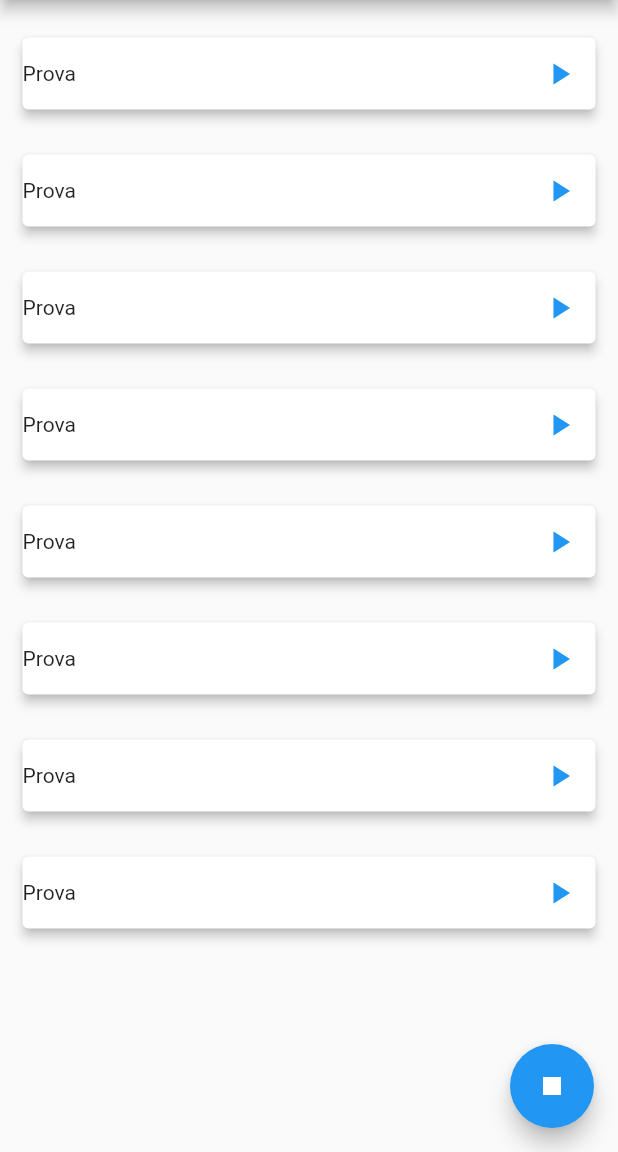
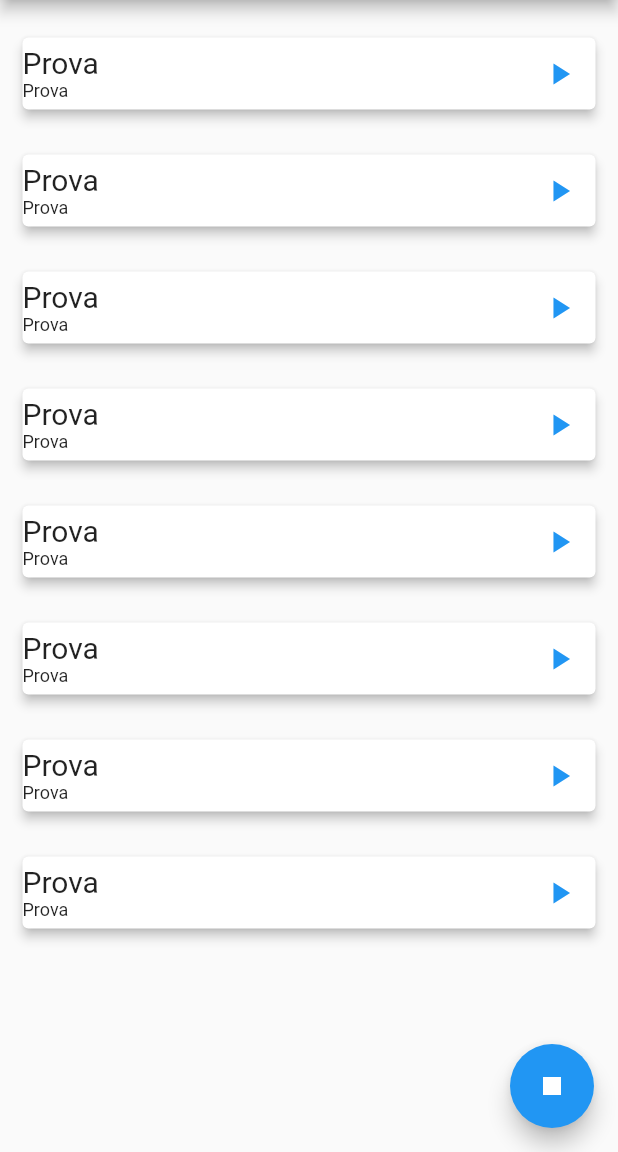
Before and after one commit to AleSpero/SuoniCani, a Flutter app: the screen it shows after launch, on a phone screen of 412 x 824 dp, the part 84-1236 px from its top. Run offline on Flutter 3.47's test engine with Material 2 defaults, Android fonts, the phone set to English and light mode, and no system bars; missing offline and left inert: audioplayer.

Commit message:
wip change icon

```diff
--- a/lib/main.dart
+++ b/lib/main.dart
@@ -3,10 +3,9 @@ import 'package:audioplayer/audioplayer.dart';
 
 void main() => runApp(new MyApp());
 
-enum PlayerState {stopped, playing, paused}
+enum PlayerState { stopped, playing, paused }
 
 class MyApp extends StatelessWidget {
-
   @override
   Widget build(BuildContext context) {
     return new MaterialApp(
@@ -26,12 +25,12 @@ class MyApp extends StatelessWidget {
     );
   }
 }
+
 AudioPlayer audioPlayer;
 final String path = "TODO";
 
 class MainView extends StatefulWidget {
   MainView({Key key, this.title}) : super(key: key);
-
 
   // This widget is the home page of your application. It is stateful, meaning
   // that it has a State object (defined below) that contains fields that affect
@@ -49,17 +48,16 @@ class MainView extends StatefulWidget {
 }
 
 class MainViewState extends State<MainView> {
-
   List<SoundItem> sounds = new List<SoundItem>();
 
   @override
-  void initState(){
+  void initState() {
     initAudioList();
     super.initState();
     initAudioPlayer();
   }
 
-  void initAudioPlayer(){
+  void initAudioPlayer() {
     audioPlayer = new AudioPlayer();
 
     audioPlayer.setErrorHandler((msg) {
@@ -71,7 +69,7 @@ class MainViewState extends State<MainView> {
     });
   }
 
-  void initAudioList(){
+  void initAudioList() {
     sounds.add(new SoundItem(description: "Prova", soundFileName: "prova"));
     sounds.add(new SoundItem(description: "Prova", soundFileName: "prova"));
     sounds.add(new SoundItem(description: "Prova", soundFileName: "prova"));
@@ -90,7 +88,6 @@ class MainViewState extends State<MainView> {
     // The Flutter framework has been optimized to make rerunning build methods
     // fast, so that you can just rebuild anything that needs updating rather
     // than having to individually change instances of widgets.
-
 
     return new Scaffold(
       appBar: new AppBar(
@@ -111,7 +108,7 @@ class MainViewState extends State<MainView> {
   }
 }
 
-class SoundItem extends StatefulWidget{
+class SoundItem extends StatefulWidget {
   final String description;
   final soundFileName; //giusto?
 
@@ -119,11 +116,10 @@ class SoundItem extends StatefulWidget{
 
   @override
   State<StatefulWidget> createState() => new SoundItemState();
-
 }
 
-class SoundItemState extends State<SoundItem>{
-
+class SoundItemState extends State<SoundItem> {
+  PlayerState playerState = PlayerState.stopped;
   IconData iconState = Icons.play_arrow;
 
   @override
@@ -132,16 +128,20 @@ class SoundItemState extends State<SoundItem>{
       margin: EdgeInsets.only(top: 20.0),
       child: new Card(
         elevation: 3.0,
-        margin: EdgeInsets.symmetric(vertical: 5.0,horizontal: 15.0),
+        margin: EdgeInsets.symmetric(vertical: 5.0, horizontal: 15.0),
         child: new Row(
           children: <Widget>[
             new Expanded(
-              child: new Text(widget.description),
+              child: new Column(
+                crossAxisAlignment: CrossAxisAlignment.start,
+                children: <Widget>[
+                  new Text(widget.description, style: new TextStyle(fontSize: 20.0)),
+                new Text("Prova", style:  new TextStyle(fontSize: 12.0))],
+              ),
             ),
             new IconButton(
                 icon: new Icon(iconState, color: Theme.of(context).primaryColor),
-              onPressed: () => manageSound(widget.soundFileName)
-          )
+                onPressed: () => manageSound(widget.soundFileName))
           ],
         ),
       ),
@@ -150,16 +150,25 @@ class SoundItemState extends State<SoundItem>{
 
   void manageSound(String fileName) async {
     //riproduco suono
-     final result = await audioPlayer.play(path+fileName, isLocal: true);
+    final result = (playerState == PlayerState.stopped ||
+            playerState == PlayerState.paused)
+        ? await audioPlayer.play(path + fileName, isLocal: true)
+        : await audioPlayer.pause();
 
-     if(result == 1)
+    if (result == 1)
       //Success
       setState(() {
         //Aggiorno icona
+        if (playerState == PlayerState.stopped ||
+            playerState == PlayerState.paused) {
+          playerState = PlayerState.playing;
           iconState = Icons.pause;
+        } else {
+          playerState = PlayerState.paused;
+          iconState = Icons.play_arrow;
+        }
       });
 
     //TODO setstate + azione
   }
-
 }
```
Lines whose indentation alone changed are shown as unchanged.
